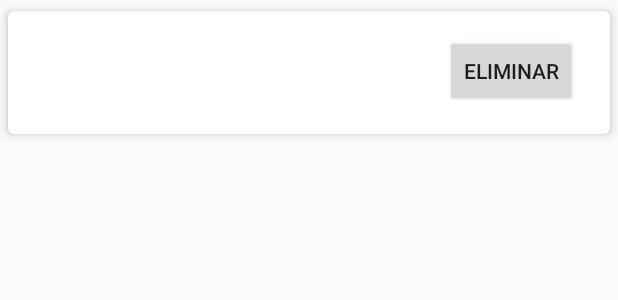
After one commit to alexct33/FilmsAdmin, an Android app: the layout cardview_film.xml on its own in the app's theme, with its tools: preview values and no code run, on a phone screen of 412 x 824 dp. The commit adds this screen. Shown: the top 300 px of the screen. Run offline under Robolectric (Android 15) with nearby library versions, the phone set to English and light mode, and no system bars.

Commit message:
No va RecyclerView

```diff
--- a/app/build.gradle
+++ b/app/build.gradle
@@ -26,4 +26,6 @@ dependencies {
     compile 'com.android.support:design:22.2.1'
     compile 'com.android.support.constraint:constraint-layout:1.0.0-beta4'
     compile 'com.android.support:support-v4:22.2.1'
+    compile 'com.android.support:recyclerview-v7:22.2.1'
+    compile 'com.android.support:cardview-v7:22.2.1'
 }
--- a/app/src/main/java/com/example/pr_idi/mydatabaseexample/MainActivity.java
+++ b/app/src/main/java/com/example/pr_idi/mydatabaseexample/MainActivity.java
@@ -21,7 +21,7 @@ public class MainActivity extends ListActivity {
         Intent intent = new Intent(MainActivity.this, DrawerActivity.class);
         startActivity(intent);
         finish();
-        filmData = new FilmData(this);
+        /*filmData = new FilmData(this);
         filmData.open();
 
         List<Film> values = filmData.getAllFilms();
@@ -68,6 +68,7 @@ public class MainActivity extends ListActivity {
     protected void onPause() {
         filmData.close();
         super.onPause();
+    */
     }
 
 }
--- /dev/null
+++ b/app/src/main/res/layout/cardview_film.xml
@@ -0,0 +1,39 @@
+<?xml version="1.0" encoding="utf-8"?>
+<android.support.v7.widget.CardView xmlns:android="http://schemas.android.com/apk/res/android"
+    xmlns:card_view="http://schemas.android.com/apk/res-auto"
+    android:layout_width="match_parent"
+    android:layout_height="wrap_content"
+    card_view:cardCornerRadius="4dp"
+    card_view:cardElevation="4dp"
+    card_view:cardUseCompatPadding="true"
+    android:clickable="true"
+    android:focusable="true"
+    android:foreground="?android:selectableItemBackground"
+    android:id="@+id/filmCardView">
+
+        <LinearLayout
+            android:layout_width="match_parent"
+            android:layout_height="wrap_content"
+            android:orientation="horizontal"
+            android:padding="@dimen/activity_horizontal_margin">
+
+            <TextView
+                android:id="@+id/titol_film"
+                android:layout_width="150dp"
+                android:layout_height="50dp" />
+
+            <TextView
+                android:id="@+id/atribut_film"
+                android:layout_width="125dp"
+                android:layout_height="50dp" />
+
+            <Button
+                android:id="@+id/del_button"
+                android:layout_width="wrap_content"
+                android:layout_height="wrap_content"
+                android:layout_alignParentRight="true"
+                android:text="Eliminar"/>
+
+        </LinearLayout>
+
+</android.support.v7.widget.CardView>
```
Also changed, not shown: app/src/main/java/com/example/pr_idi/mydatabaseexample/FilmData.java (+19 -3 lines), app/src/main/java/com/example/pr_idi/mydatabaseexample/FilmsAdapter.java (added, +62 -0 lines), app/src/main/java/com/example/pr_idi/mydatabaseexample/TitleFilterActivity.java (+26 -1 lines), app/src/main/res/layout/fragment_title_filter.xml (+6 -4 lines).
